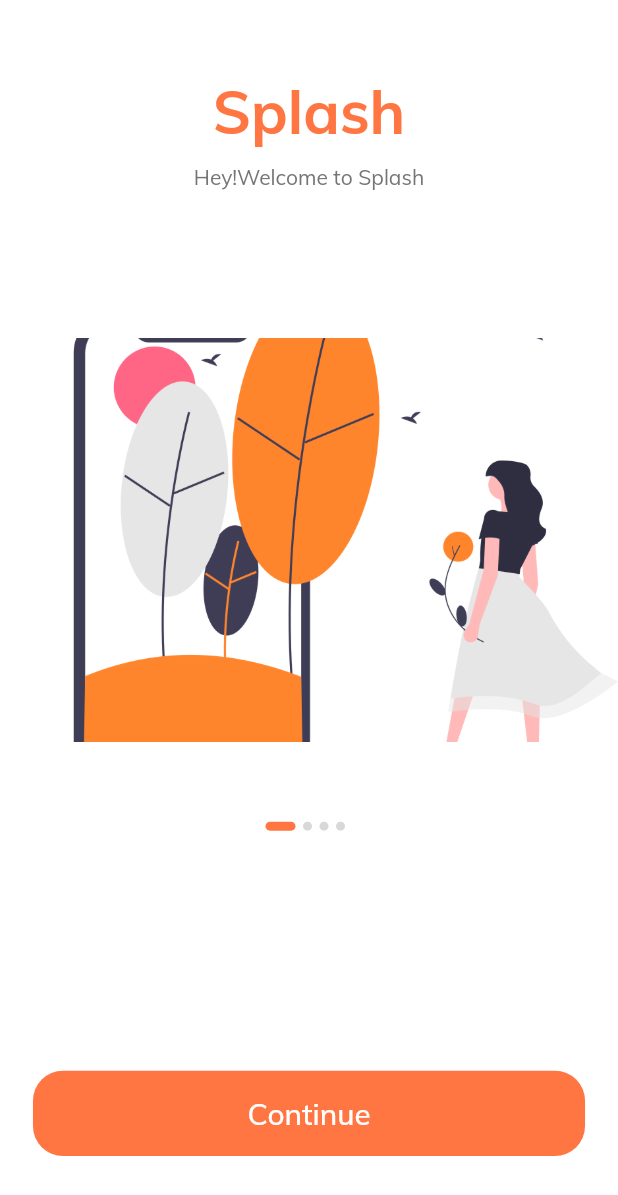
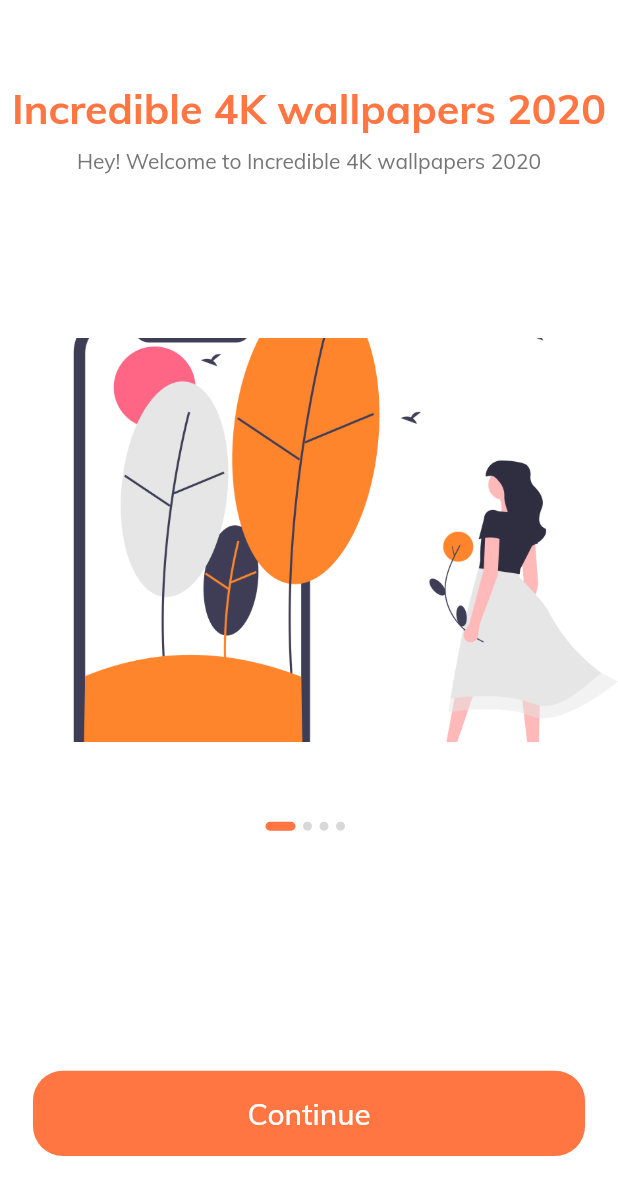
Before and after one commit to minal2909/splash, a Flutter app: the screen it shows after launch, on a phone screen of 412 x 824 dp. Shown: the top 1195 px of the screen. Run offline on Flutter 3.47's test engine with Material 2 defaults, Android fonts, the phone set to English and light mode, and no system bars; our stand-ins replace cached_network_image, dio, flutter_spinkit, image_gallery_saver, permission_handler; missing offline and left inert: autocomplete_textfield, wallpaper_manager, wallpaperplugin.

Commit message:
mydemo.dart

```diff
--- a/lib/components/body.dart
+++ b/lib/components/body.dart
@@ -2,7 +2,6 @@ import 'package:flutter/material.dart';
 import 'package:splash/constant.dart';
 import 'package:splash/size_config.dart';
 import 'package:splash/widgets/Mydemo.dart';
-
 import 'splash_content.dart';
 import 'default_button.dart';
 import 'package:splash/screens/home.dart';
@@ -16,7 +15,10 @@ class Body extends StatefulWidget {
 class _BodyState extends State<Body> {
   int currentPage = 0;
   List<Map<String, String>> splashData = [
-    {"text": "Hey!Welcome to Splash", "image": "images/splash_first.png"},
+    {
+      "text": "Hey! Welcome to Incredible 4K wallpapers 2020",
+      "image": "images/splash_first.png"
+    },
     {
       "text":
           "You can directly Set the wallpaper from the app in home,lock and Home & Lock Screen",
--- a/lib/components/splash_content.dart
+++ b/lib/components/splash_content.dart
@@ -21,12 +21,12 @@ class SplashContent extends StatelessWidget {
           child: Material(
             type: MaterialType.transparency,
             child: Text(
-              "Splash",
+              "Incredible 4K wallpapers 2020",
               style: TextStyle(
-                fontSize: getProportionateScreenWidth(36),
-                color: kPrimaryColor,
-                fontWeight: FontWeight.bold,
-              ),
+                  fontSize: getProportionateScreenWidth(25),
+                  color: kPrimaryColor,
+                  fontWeight: FontWeight.bold,
+                  fontFamily: "mulish"),
             ),
           ),
         ),
--- a/lib/main.dart
+++ b/lib/main.dart
@@ -12,7 +12,7 @@ class MyApp extends StatelessWidget {
   Widget build(BuildContext context) {
     return MaterialApp(
       debugShowCheckedModeBanner: false,
-      title: 'splash',
+      title: 'Incredible 4K wallpapers 2020',
       theme: ThemeData(
           backgroundColor: Colors.white,
           scaffoldBackgroundColor: Colors.white,
--- a/lib/widgets/widget.dart
+++ b/lib/widgets/widget.dart
@@ -12,12 +12,12 @@ Widget AppName() {
       type: MaterialType.transparency,
       child: Center(
         child: Text(
-          "Splash",
+          "Incredible 4K wallpapers 2020",
           style: TextStyle(
-            fontSize: getProportionateScreenWidth(25),
-            color: kPrimaryColor,
-            fontWeight: FontWeight.bold,
-          ),
+              fontSize: getProportionateScreenWidth(25),
+              color: Color(0xff263238),
+              fontWeight: FontWeight.bold,
+              fontFamily: "mulish"),
         ),
       ),
     ),
--- a/pubspec.yaml
+++ b/pubspec.yaml
@@ -42,6 +42,8 @@ dependencies:
   flutter_spinkit: ^4.1.2+1
   flutter_swiper: ^1.1.6
   wallpaperplugin: ^0.1.1
+  autocomplete_textfield: ^1.7.3
+  wallpaper_manager: ^1.0.10
 
 dev_dependencies:
   flutter_test:
```
Also changed, not shown: lib/model/wallpaper_model.dart (+7 -2 lines), lib/screens/image_view.dart (+10 -3 lines), lib/screens/search.dart (+50 -2 lines), lib/widgets/Mydemo.dart (+58 -7 lines), pubspec.lock, 5 other files.
